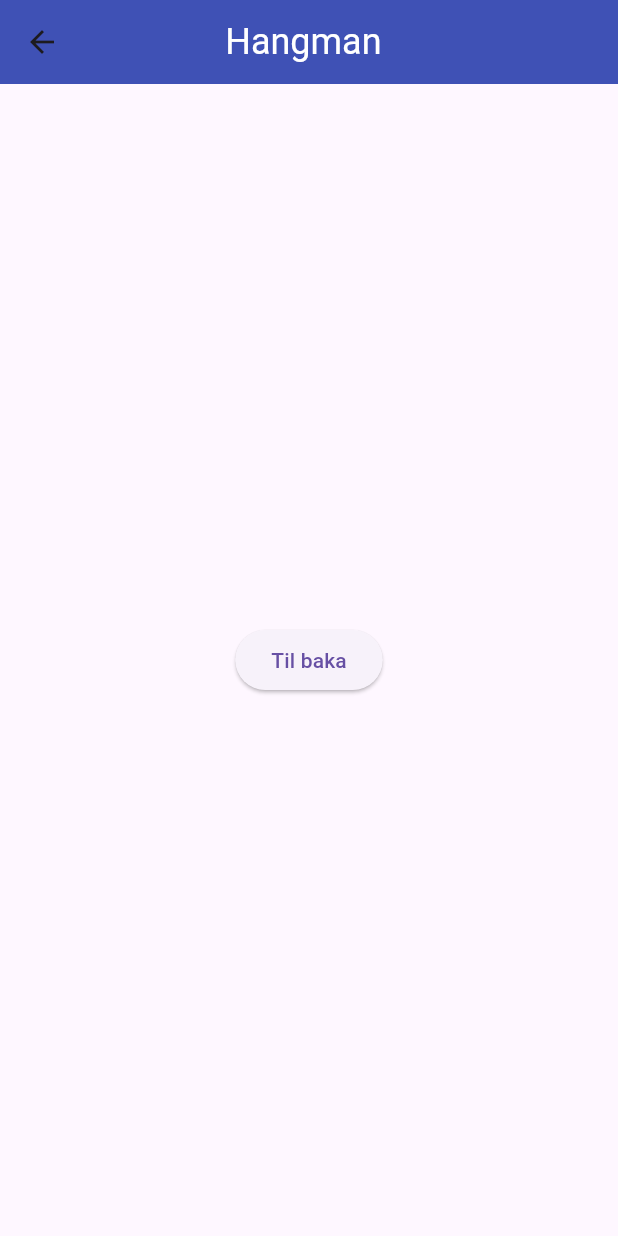
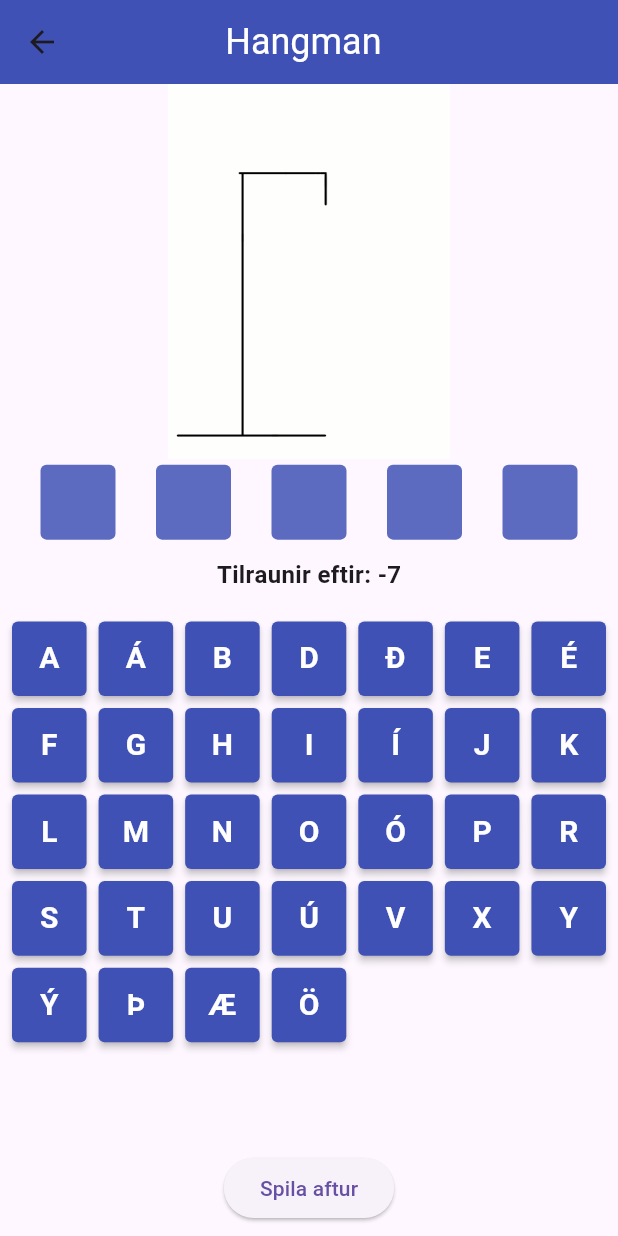
Before and after one commit to OSE-ICE/hangman_ose, a Flutter app: the screen it shows after launch, after a tap on "Spila leik", on a phone screen of 412 x 824 dp. Run offline on Flutter 3.47's test engine with Material 3 defaults, Android fonts, the phone set to English and light mode, and no system bars.

Commit message:
some progress stuck on game engine

```diff
--- a/lib/gameScreen.dart
+++ b/lib/gameScreen.dart
@@ -1,9 +1,18 @@
 import 'package:hangman_ose/main.dart';
 import 'package:flutter/material.dart';
+import 'package:hangman_ose/widget/progress_image.dart';
+import 'package:hangman_ose/words_alphabet.dart';
+import 'package:hangman_ose/widget/letter.dart';
+import 'dart:math';
 
-class SecondRoute extends StatelessWidget {
-  const SecondRoute({super.key});
+class SecondRoute extends StatefulWidget {
+  const SecondRoute({Key? key}) : super(key: key);
 
+  @override
+  _SecondRouteState createState() => _SecondRouteState();
+}
+
+class _SecondRouteState extends State<SecondRoute> {
   @override
   Widget build(BuildContext context) {
     return Scaffold(
@@ -20,11 +29,101 @@ class SecondRoute extends StatelessWidget {
             )),
       ),
       body: Center(
-        child: ElevatedButton(
-          onPressed: () {
-            Navigator.pop(context);
-          },
-          child: const Text('Til baka'),
+        child: Column(
+          mainAxisAlignment: MainAxisAlignment.spaceBetween,
+          crossAxisAlignment: CrossAxisAlignment.center,
+          children: [
+            Center(
+              child: Stack(
+                children: [
+                  progressImage(Game.tries >= 0, "assets/img/progress_0.png"),
+                  progressImage(Game.tries >= 1, "assets/img/progress_1.png"),
+                  progressImage(Game.tries >= 2, "assets/img/progress_2.png"),
+                  progressImage(Game.tries >= 3, "assets/img/progress_3.png"),
+                  progressImage(Game.tries >= 4, "assets/img/progress_4.png"),
+                  progressImage(Game.tries >= 5, "assets/img/progress_5.png"),
+                  progressImage(Game.tries >= 6, "assets/img/progress_6.png"),
+                  progressImage(Game.tries >= 7, "assets/img/progress_7.png"),
+                ],
+              ),
+            ),
+            Row(
+              mainAxisAlignment: MainAxisAlignment.spaceEvenly,
+              children: word
+                  .split("")
+                  .map((e) => letter(e.toUpperCase(),
+                      !Game.selectedCharacter.contains(e.toUpperCase())))
+                  .toList(),
+            ),
+            Padding(
+              padding: const EdgeInsets.all(8.0),
+              child: Text(
+                "Tilraunir eftir: ${Game.tries - 7}",
+                style: const TextStyle(
+                  fontSize: 16.0,
+                  fontWeight: FontWeight.bold,
+                ),
+              ),
+            ),
+            SizedBox(
+              width: double.infinity,
+              height: 350.0,
+              child: GridView.count(
+                crossAxisCount: 7,
+                mainAxisSpacing: 8.0,
+                crossAxisSpacing: 8.0,
+                padding: const EdgeInsets.all(8.0),
+                children: alphabet.map((e) {
+                  return RawMaterialButton(
+                    onPressed: Game.selectedCharacter.contains(e)
+                        ? null
+                        : () {
+                            setState(() {
+                              Game.selectedCharacter.add(e);
+                              print(Game.selectedCharacter);
+                              if (word.split("").contains(e.toUpperCase())) {
+                                return;
+                              } else if (!word
+                                  .split("")
+                                  .contains(e.toUpperCase())) {
+                                Game.tries++;
+                              }
+                            });
+                          },
+                    shape: RoundedRectangleBorder(
+                      borderRadius: BorderRadius.circular(4.0),
+                    ),
+                    child: Text(
+                      e,
+                      style: const TextStyle(
+                        color: Colors.white,
+                        fontSize: 20.0,
+                        fontWeight: FontWeight.bold,
+                      ),
+                    ),
+                    fillColor: Game.selectedCharacter.contains(e)
+                        ? Colors.grey
+                        : Colors.indigo.shade500,
+                  );
+                }).toList(),
+              ),
+            ),
+            Padding(
+              padding: const EdgeInsets.all(8.0),
+              child: ElevatedButton(
+                onPressed: () {
+                  setState(() {
+                    Game.selectedCharacter = [];
+                    Game.tries = 0;
+                    word = newWord();
+                  });
+                },
+                child: const Text(
+                  'Spila aftur',
+                ),
+              ),
+            ),
+          ],
         ),
       ),
     );
--- a/lib/main.dart
+++ b/lib/main.dart
@@ -30,11 +30,12 @@ class FirstRoute extends StatelessWidget {
       ),
       body: Center(
         child: Column(
+          mainAxisAlignment: MainAxisAlignment.center,
           children: [
             Image.asset(
               "assets/img/welcome_img.jpg",
             ),
-            const SizedBox(height: 40),
+            const SizedBox(height: 100),
             ElevatedButton(
               child: const Text('Spila leik'),
               onPressed: () {
--- /dev/null
+++ b/lib/widget/letter.dart
@@ -0,0 +1,24 @@
+import 'package:flutter/material.dart';
+
+Widget letter(String character, bool hidden) {
+  return Container(
+    height: 50,
+    width: 50,
+    padding: const EdgeInsets.symmetric(vertical: 12.0, horizontal: 18.0),
+    decoration: BoxDecoration(
+      color: Colors.indigo.shade400,
+      borderRadius: BorderRadius.circular(4.0),
+    ),
+    child: Visibility(
+      visible: !hidden,
+      child: Text(
+        character,
+        style: const TextStyle(
+          color: Colors.white,
+          fontWeight: FontWeight.bold,
+          fontSize: 20,
+        ),
+      ),
+    ),
+  );
+}
--- /dev/null
+++ b/lib/widget/progress_image.dart
@@ -0,0 +1,27 @@
+import 'package:flutter/cupertino.dart';
+
+Widget progressImage(bool visible, String path) {
+  return Visibility(
+    visible: visible,
+    child: Container(
+      width: 250,
+      height: 250,
+      child: Image.asset(path),
+    ),
+  );
+}
+
+Widget victoryImage(String path) {
+  return Visibility(
+    child: Container(
+      width: 250,
+      height: 250,
+      child: Image.asset(path),
+    ),
+  );
+}
+
+class Game {
+  static int tries = 0;
+  static List<String> selectedCharacter = [];
+}
--- a/lib/words_alphabet.dart
+++ b/lib/words_alphabet.dart
@@ -50,7 +50,7 @@ List<String> words = [
   "Vegur",
   "Forrit",
   "Tölva",
-  "lyklaborð",
+  "lyklar",
   "mús",
   "Stóll",
   "Kjóll",
@@ -68,3 +68,8 @@ List<String> words = [
 
 //create a string with a ramdom word from the list words
 String word = words[Random().nextInt(words.length)];
+
+//create a function that gets a new random word from the list words
+String newWord() {
+  return words[Random().nextInt(words.length)];
+}
```
